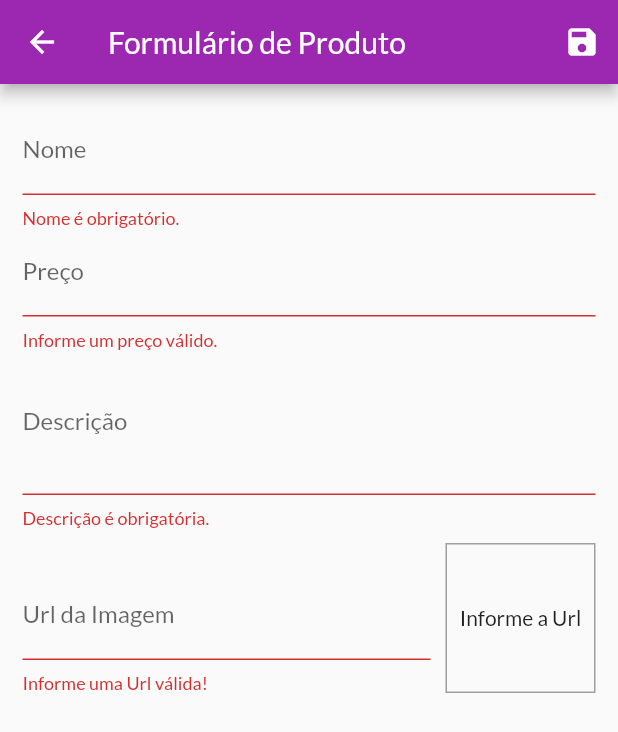
After one commit to JoaoSzerman/shop, a Flutter app: the ProductFormPage screen opened by its route, after a tap on the "save" icon, on a phone screen of 412 x 824 dp. The commit adds this screen. Shown: the top 732 px of the screen. Run offline on Flutter 3.47's test engine with Material 2 defaults, Android fonts, the phone set to English and light mode, and no system bars; network calls fail.

Commit message:
save new product

```diff
--- a/lib/components/product_item.dart
+++ b/lib/components/product_item.dart
@@ -20,13 +20,16 @@ class ProductItem extends StatelessWidget {
         child: Row(children: [
           IconButton(
             onPressed: () {},
-            icon: Icon(Icons.edit),
+            icon: Icon(
+              Icons.edit,
+              color: Theme.of(context).colorScheme.primary,
+            ),
           ),
           IconButton(
             onPressed: () {},
             icon: Icon(
               Icons.delete,
-              color: Colors.red,
+              color: Theme.of(context).errorColor,
             ),
           )
         ]),
--- a/lib/main.dart
+++ b/lib/main.dart
@@ -5,6 +5,7 @@ import 'package:shop/models/product_list.dart';
 import 'package:shop/pages/cart_page.dart';
 import 'package:shop/pages/orders_page.dart';
 import 'package:shop/pages/product_detail_page.dart';
+import 'package:shop/pages/product_form_page.dart';
 import 'package:shop/pages/product_page.dart';
 import 'package:shop/pages/products_overview_page.dart';
 import 'package:shop/utils/app_routes.dart';
@@ -46,6 +47,7 @@ class MyApp extends StatelessWidget {
           AppRoutes.orders: (ctx) => const OrdersPage(),
           AppRoutes.cart: (ctx) => const CartPage(),
           AppRoutes.products: (ctx) => const ProductPage(),
+          AppRoutes.product_form: (ctx) => const ProductFormPage(),
         },
         debugShowCheckedModeBanner: false,
       ),
--- a/lib/models/product_list.dart
+++ b/lib/models/product_list.dart
@@ -1,3 +1,5 @@
+import 'dart:math';
+
 import 'package:flutter/material.dart';
 import 'package:shop/data/dummy_data.dart';
 import 'package:shop/models/product.dart';
@@ -11,6 +13,17 @@ class ProductList with ChangeNotifier {
 
   int get itemsCount {
     return _items.length;
+  }
+
+  void addProductFromData(Map<String, Object> data) {
+    final newProduct = Product(
+      id: Random().nextDouble().toString(),
+      name: data['name'] as String,
+      description: data['description'] as String,
+      price: data['price'] as double,
+      imageUrl: data['imageUrl'] as String,
+    );
+    addProduct(newProduct);
   }
 
   void addProduct(Product product) {
--- /dev/null
+++ b/lib/pages/product_form_page.dart
@@ -0,0 +1,204 @@
+import 'package:flutter/material.dart';
+import 'package:provider/provider.dart';
+import 'package:shop/models/product_list.dart';
+
+class ProductFormPage extends StatefulWidget {
+  const ProductFormPage({Key? key}) : super(key: key);
+
+  @override
+  State<ProductFormPage> createState() => _ProductFormPageState();
+}
+
+class _ProductFormPageState extends State<ProductFormPage> {
+  final _priceFocus = FocusNode();
+  final _descriptionFocus = FocusNode();
+
+  final _imageUrlFocus = FocusNode();
+  final _imageUrlController = TextEditingController();
+
+  final _formKey = GlobalKey<FormState>();
+  final _formData = <String, Object>{};
+
+  @override
+  void initState() {
+    super.initState();
+    _imageUrlFocus.addListener(updateImage);
+  }
+
+  @override
+  void dispose() {
+    super.dispose();
+    _priceFocus.dispose();
+    _descriptionFocus.dispose();
+
+    _imageUrlFocus.removeListener(updateImage);
+    _imageUrlFocus.dispose();
+  }
+
+  void updateImage() {
+    setState(() {});
+  }
+
+  bool isValidImageUrl(String url) {
+    bool isValidUrl = Uri.tryParse(url)?.hasAbsolutePath ?? false;
+    bool endsWithFile = url.toLowerCase().endsWith('.png') ||
+        url.toLowerCase().endsWith('.jpg') ||
+        url.toLowerCase().endsWith('.jpeg');
+    return isValidUrl && endsWithFile;
+  }
+
+  void _submitForm() {
+    final isValid = _formKey.currentState?.validate() ?? false;
+
+    if (!isValid) {
+      return;
+    }
+
+    _formKey.currentState?.save();
+
+    Provider.of<ProductList>(
+      context,
+      listen: false,
+    ).addProductFromData(_formData);
+    Navigator.of(context).pop();
+  }
+
+  @override
+  Widget build(BuildContext context) {
+    return Scaffold(
+      appBar: AppBar(
+        title: const Text('Formulário de Produto'),
+        actions: [
+          IconButton(
+            onPressed: _submitForm,
+            icon: const Icon(Icons.save),
+          )
+        ],
+      ),
+      body: Padding(
+        padding: const EdgeInsets.all(15),
+        child: Form(
+          key: _formKey,
+          child: ListView(
+            children: [
+              TextFormField(
+                decoration: const InputDecoration(labelText: 'Nome'),
+                textInputAction: TextInputAction.next,
+                onFieldSubmitted: (_) {
+                  FocusScope.of(context).requestFocus(_priceFocus);
+                },
+                onSaved: (name) => _formData['name'] = name ?? '',
+                validator: (_name) {
+                  final name = _name ?? '';
+
+                  if (name.trim().isEmpty) {
+                    return 'Nome é obrigatório.';
+                  }
+
+                  if (name.trim().length < 3) {
+                    return 'Nome precisa no mínimo de 3 letras.';
+                  }
+
+                  return null;
+                },
+              ),
+              TextFormField(
+                decoration: const InputDecoration(labelText: 'Preço'),
+                textInputAction: TextInputAction.next,
+                focusNode: _priceFocus,
+                keyboardType: const TextInputType.numberWithOptions(
+                  decimal: true,
+                  signed: true,
+                ),
+                onFieldSubmitted: (_) {
+                  FocusScope.of(context).requestFocus(_descriptionFocus);
+                },
+                onSaved: (price) =>
+                    _formData['price'] = double.parse(price ?? '0'),
+                validator: (_price) {
+                  final priceString = _price ?? '';
+                  final price = double.tryParse(priceString) ?? -1;
+
+                  if (price <= 0) {
+                    return 'Informe um preço válido.';
+                  }
+
+                  return null;
+                },
+              ),
+              TextFormField(
+                decoration: const InputDecoration(labelText: 'Descrição'),
+                focusNode: _descriptionFocus,
+                keyboardType: TextInputType.multiline,
+                maxLines: 3,
+                onSaved: (description) =>
+                    _formData['description'] = description ?? '',
+                validator: (_description) {
+                  final description = _description ?? '';
+
+                  if (description.trim().isEmpty) {
+                    return 'Descrição é obrigatória.';
+                  }
+
+                  if (description.trim().length < 10) {
+                    return 'Descrição precisa no mínimo de 10 letras.';
+                  }
+
+                  return null;
+                },
+              ),
+              Row(
+                crossAxisAlignment: CrossAxisAlignment.end,
+                children: [
+                  Expanded(
+                    child: TextFormField(
+                      decoration:
+                          const InputDecoration(labelText: 'Url da Imagem'),
+                      keyboardType: TextInputType.url,
+                      textInputAction: TextInputAction.done,
+                      focusNode: _imageUrlFocus,
+                      controller: _imageUrlController,
+                      onFieldSubmitted: (_) => _submitForm(),
+                      onSaved: (imageUrl) =>
+                          _formData['imageUrl'] = imageUrl ?? '',
+                      validator: (_imageUrl) {
+                        final imageUrl = _imageUrl ?? '';
+
+                        if (!isValidImageUrl(imageUrl)) {
+                          return 'Informe uma Url válida!';
+                        }
+
+                        return null;
+                      },
+                    ),
+                  ),
+                  Container(
+                    height: 100,
+                    width: 100,
+                    margin: const EdgeInsets.only(
+                      top: 10,
+                      left: 10,
+                    ),
+                    decoration: BoxDecoration(
+                      border: Border.all(
+                        color: Colors.grey,
+                        width: 1,
+                      ),
+                    ),
+                    alignment: Alignment.center,
+                    child: _imageUrlController.text.isEmpty
+                        ? const Text('Informe a Url')
+                        : FittedBox(
+                            fit: BoxFit.cover,
+                            child: Image.network(_imageUrlController.text),
+                          ),
+                  ),
+                ],
+              ),
+            ],
+          ),
+        ),
+      ),
+    );
+  }
+}
--- a/lib/pages/product_page.dart
+++ b/lib/pages/product_page.dart
@@ -4,6 +4,7 @@ import 'package:flutter/src/widgets/framework.dart';
 import 'package:provider/provider.dart';
 import 'package:shop/components/app_drawer.dart';
 import 'package:shop/models/product_list.dart';
+import 'package:shop/utils/app_routes.dart';
 
 import '../components/product_item.dart';
 
@@ -17,6 +18,14 @@ class ProductPage extends StatelessWidget {
     return Scaffold(
       appBar: AppBar(
         title: const Text("Gerenciar Produtos"),
+        actions: [
+          IconButton(
+            onPressed: () {
+              Navigator.of(context).pushNamed(AppRoutes.product_form);
+            },
+            icon: Icon(Icons.add),
+          ),
+        ],
       ),
       drawer: const AppDrawer(),
       body: Padding(
--- a/lib/utils/app_routes.dart
+++ b/lib/utils/app_routes.dart
@@ -4,4 +4,5 @@ class AppRoutes {
   static const cart = '/cart';
   static const orders = '/orders';
   static const products = '/products';
+  static const product_form = '/product-form';
 }
```
